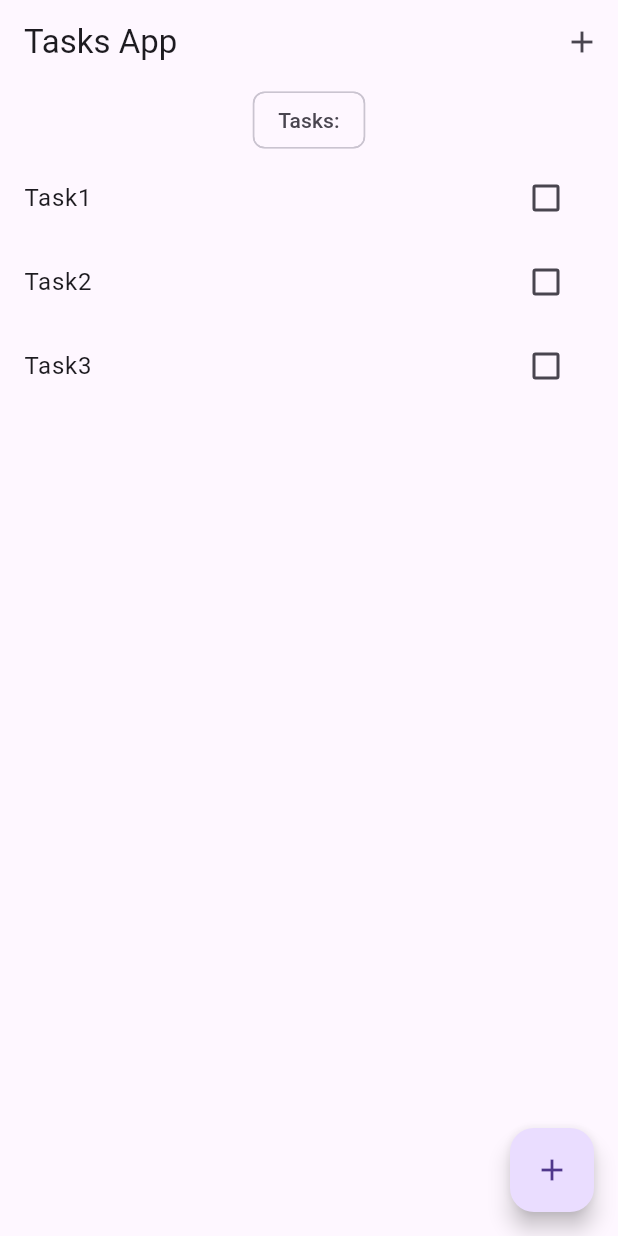
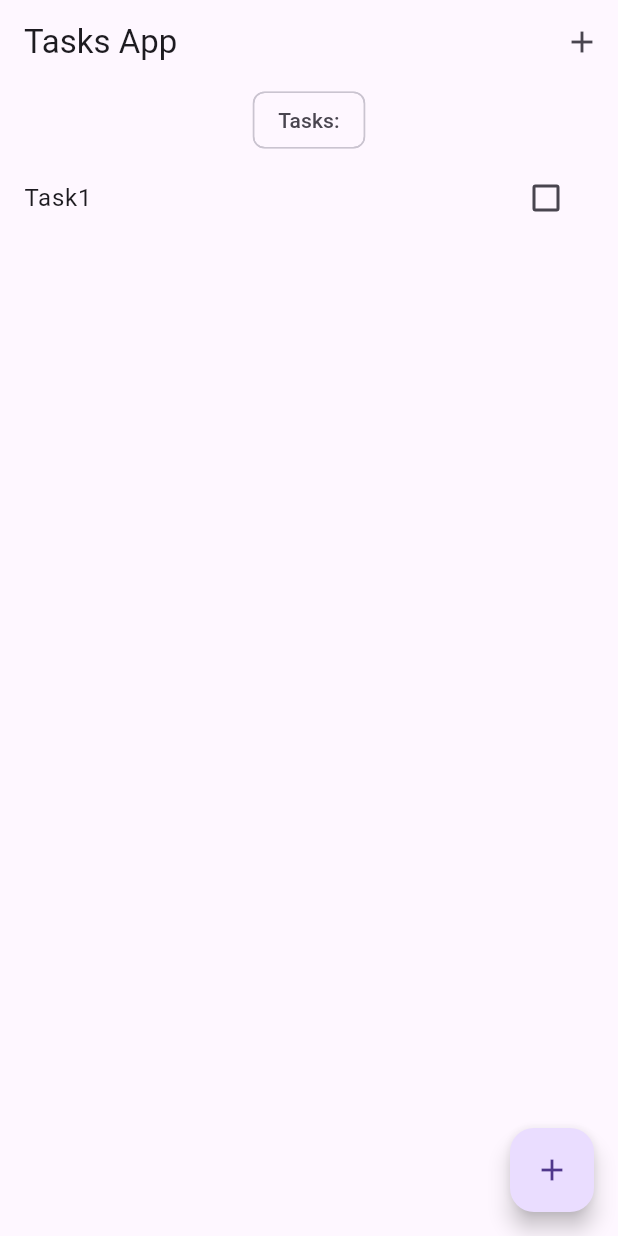
Before and after one commit to minhtetnaing117/bloc_todo, a Flutter app: the screen it shows after launch, on a phone screen of 412 x 824 dp. Run offline on Flutter 3.47's test engine with Material 3 defaults, Android fonts, the phone set to English and light mode, and no system bars; our stand-ins replace bloc, equatable, flutter_bloc.

Commit message:
add BlocOverrides and change BlocBuilder in tasks_screen and create tasks_list.dart

```diff
--- a/lib/blocs/bloc_exports.dart
+++ b/lib/blocs/bloc_exports.dart
@@ -0,0 +1,2 @@
+export './bloc/tasks_bloc.dart';
+export 'package:flutter_bloc/flutter_bloc.dart';
--- a/lib/main.dart
+++ b/lib/main.dart
@@ -1,9 +1,14 @@
+import 'package:bloc_todo/blocs/bloc_exports.dart';
+import 'package:bloc_todo/models/task.dart';
 import 'package:flutter/material.dart';
 
 import 'screens/tasks_screen.dart';
 
 void main() {
-  runApp(const MyApp());
+  BlocOverrides.runZoned(
+    ()=> runApp(const MyApp()),
+  );
+
 }
 
 class MyApp extends StatelessWidget {
@@ -12,12 +17,17 @@ class MyApp extends StatelessWidget {
   // This widget is the root of your application.
   @override
   Widget build(BuildContext context) {
-    return MaterialApp(
-      title: 'Flutter Tasks App',
-      theme: ThemeData(
-        primarySwatch: Colors.blue,
+    return BlocProvider(
+      create: (context) => TasksBloc()
+      ..add(AddTask(task: Task(title: "Task1"),
+      )),
+      child: MaterialApp(
+        title: 'Flutter Tasks App',
+        theme: ThemeData(
+          primarySwatch: Colors.blue,
+        ),
+        home: TasksScreen(),
       ),
-      home: TasksScreen(),
     );
   }
 }
--- a/lib/screens/tasks_screen.dart
+++ b/lib/screens/tasks_screen.dart
@@ -1,17 +1,23 @@
 import 'package:bloc_todo/models/task.dart';
+import 'package:bloc_todo/widgets/tasks_list.dart';
 import 'package:flutter/material.dart';
+
+import '../blocs/bloc_exports.dart';
 
 class TasksScreen extends StatelessWidget {
   TasksScreen({Key? key}) : super(key: key);
 
-  List<Task> taskList = [
-    Task(title: 'Task1'),
-    Task(title: 'Task2'),
-    Task(title: 'Task3'),
-  ];
+  // List<Task> tasksList = [
+  //   Task(title: 'Task1'),
+  //   Task(title: 'Task2'),
+  //   Task(title: 'Task3'),
+  // ];
 
   @override
   Widget build(BuildContext context) {
+    return BlocBuilder<TasksBloc, TasksState>(
+      builder: (context, state) {
+        List<Task> tasksList = state.allTasks;
         return Scaffold(
           appBar: AppBar(
             title: const Text('Tasks App'),
@@ -32,20 +38,7 @@ class TasksScreen extends StatelessWidget {
                   ),
                 ),
               ),
-          Expanded(
-            child: ListView.builder(
-              itemCount: taskList.length,
-              itemBuilder: (context, index){
-                var task = taskList[index];
-                return ListTile(
-                  title: Text(task.title),
-                  trailing: Checkbox(
-                    value: task.isDone,
-                    onChanged: (value){},
-                    ),
-                );
-              }),
-          )
+              TasksList(tasksList: tasksList)
             ],
           ),
           floatingActionButton: FloatingActionButton(
@@ -54,5 +47,7 @@ class TasksScreen extends StatelessWidget {
             child: const Icon(Icons.add),
           ),
         );
+      },
+    );
   }
 }
--- /dev/null
+++ b/lib/widgets/tasks_list.dart
@@ -0,0 +1,29 @@
+import 'package:bloc_todo/models/task.dart';
+import 'package:flutter/material.dart';
+
+class TasksList extends StatelessWidget {
+  const TasksList({
+    super.key,
+    required this.tasksList,
+    });
+
+  final List<Task> tasksList;
+
+  @override
+  Widget build(BuildContext context) {
+    return Expanded(
+            child: ListView.builder(
+              itemCount: tasksList.length,
+              itemBuilder: (context, index){
+                var task = tasksList[index];
+                return ListTile(
+                  title: Text(task.title),
+                  trailing: Checkbox(
+                    value: task.isDone,
+                    onChanged: (value){},
+                    ),
+                );
+              }),
+          );
+  }
+}
```
Lines whose indentation alone changed are shown as unchanged.
